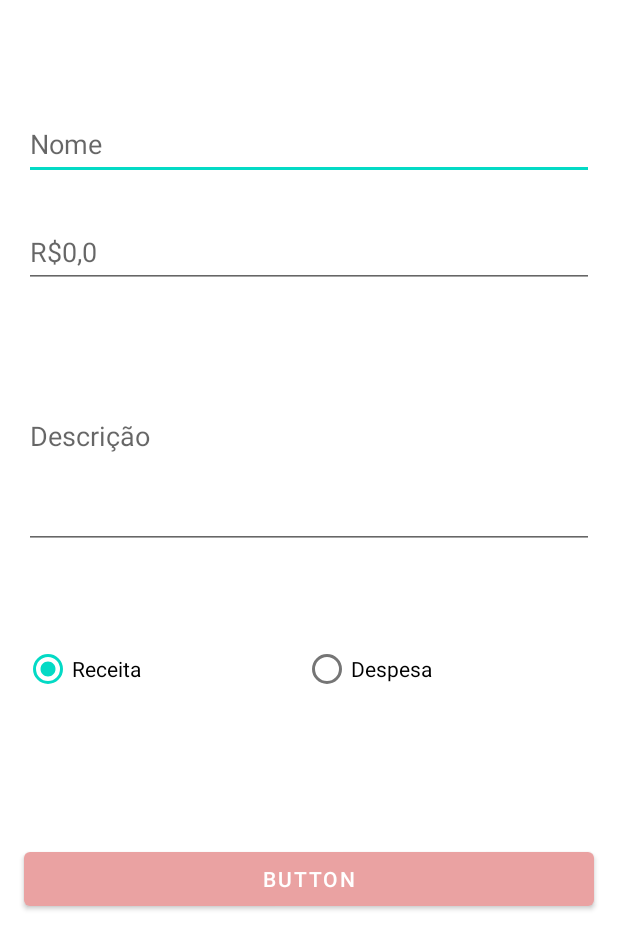
After one commit to joaovluna/GestaoFinanceira, an Android app: the layout activity_finance.xml on its own in the app's theme, with its tools: preview values and no code run, on a phone screen of 412 x 824 dp. The commit adds this screen. Shown: the top 949 px of the screen. Run offline under Robolectric (Android 15) with nearby library versions, the phone set to English and light mode, and no system bars.

```diff
--- a/app/src/main/AndroidManifest.xml
+++ b/app/src/main/AndroidManifest.xml
@@ -13,6 +13,9 @@
         android:supportsRtl="true"
         android:theme="@style/Theme.SaveMoney"
         tools:targetApi="31">
+        <activity
+            android:name=".FinanceActivity"
+            android:exported="false" />
         <activity
             android:name=".activity.RegisterActivity"
             android:exported="false" />
@@ -30,7 +33,7 @@
             android:exported="false" />
         <activity
             android:name=".activity.MainActivity"
-            android:exported="false"></activity>
+            android:exported="false" />
     </application>
 
 </manifest>
--- a/app/src/main/java/mobile/unifor/cct/savemoney/SplashActivity.java
+++ /dev/null
@@ -1,6 +0,0 @@
-package mobile.unifor.cct.savemoney;
-
-import android.app.Activity;
-
-public class SplashActivity extends Activity {
-}
--- /dev/null
+++ b/app/src/main/res/layout/activity_finance.xml
@@ -0,0 +1,100 @@
+<?xml version="1.0" encoding="utf-8"?>
+<androidx.constraintlayout.widget.ConstraintLayout xmlns:android="http://schemas.android.com/apk/res/android"
+    xmlns:app="http://schemas.android.com/apk/res-auto"
+    xmlns:tools="http://schemas.android.com/tools"
+    android:layout_width="match_parent"
+    android:layout_height="match_parent"
+    tools:context=".activity.FinanceActivity">
+
+    <EditText
+        android:id="@+id/finance_editText_name"
+        android:layout_width="0dp"
+        android:layout_height="wrap_content"
+        android:layout_marginStart="16dp"
+        android:layout_marginTop="72dp"
+        android:layout_marginEnd="16dp"
+        android:ems="10"
+        android:hint="Nome"
+        android:inputType="textPersonName"
+        android:minHeight="48dp"
+        app:layout_constraintEnd_toEndOf="parent"
+        app:layout_constraintHorizontal_bias="0.497"
+        app:layout_constraintStart_toStartOf="parent"
+        app:layout_constraintTop_toTopOf="parent" />
+
+    <EditText
+        android:id="@+id/finance_editText_value"
+        android:layout_width="0dp"
+        android:layout_height="wrap_content"
+        android:layout_marginStart="16dp"
+        android:layout_marginTop="24dp"
+        android:layout_marginEnd="16dp"
+        android:ems="10"
+        android:hint="R$0,0"
+        android:inputType="numberDecimal"
+        android:minHeight="48dp"
+        app:layout_constraintEnd_toEndOf="parent"
+        app:layout_constraintStart_toStartOf="parent"
+        app:layout_constraintTop_toBottomOf="@+id/finance_editText_name" />
+
+    <EditText
+        android:id="@+id/finance_editText_description"
+        android:layout_width="0dp"
+        android:layout_height="150dp"
+        android:layout_marginStart="16dp"
+        android:layout_marginTop="24dp"
+        android:layout_marginEnd="16dp"
+        android:ems="10"
+        android:hint="Descrição"
+        android:inputType="textMultiLine|textPersonName"
+        android:maxLines="5"
+        app:layout_constraintEnd_toEndOf="parent"
+        app:layout_constraintHorizontal_bias="0.0"
+        app:layout_constraintStart_toStartOf="parent"
+        app:layout_constraintTop_toBottomOf="@+id/finance_editText_value" />
+
+    <RadioGroup
+        android:id="@+id/finance_RadioGroup_movement"
+        android:layout_width="0dp"
+        android:layout_height="wrap_content"
+        android:layout_marginStart="16dp"
+        android:layout_marginTop="56dp"
+        android:layout_marginEnd="16dp"
+        android:orientation="horizontal"
+
+        app:layout_constraintEnd_toEndOf="parent"
+        app:layout_constraintHorizontal_bias="0.0"
+        app:layout_constraintStart_toStartOf="parent"
+        app:layout_constraintTop_toBottomOf="@+id/finance_editText_description"
+
+        >
+
+        <RadioButton
+            android:id="@+id/finance_radioButton1"
+            android:layout_width="wrap_content"
+            android:layout_height="wrap_content"
+            android:layout_weight="1"
+            android:checked="true"
+            android:text="Receita" />
+
+        <RadioButton
+            android:id="@+id/finance_radioButton2"
+            android:layout_width="wrap_content"
+            android:layout_height="wrap_content"
+            android:layout_weight="1"
+            android:text="Despesa" />
+    </RadioGroup>
+
+    <Button
+        android:id="@+id/finance_button_action"
+        android:layout_width="0dp"
+        android:layout_height="wrap_content"
+        android:layout_marginStart="16dp"
+        android:layout_marginTop="92dp"
+        android:layout_marginEnd="16dp"
+        android:text="BUTTON"
+        app:layout_constraintEnd_toEndOf="parent"
+        app:layout_constraintHorizontal_bias="0.0"
+        app:layout_constraintStart_toStartOf="parent"
+        app:layout_constraintTop_toBottomOf="@+id/finance_RadioGroup_movement" />
+</androidx.constraintlayout.widget.ConstraintLayout>
```
Also changed, not shown: app/build.gradle (+8 -0 lines), app/src/main/java/mobile/unifor/cct/savemoney/activity/FinanceActivity.kt (added, +11 -0 lines), app/src/main/java/mobile/unifor/cct/savemoney/activity/LoginActivity.kt (+84 -1 lines), app/src/main/java/mobile/unifor/cct/savemoney/activity/RegisterActivity.kt (+17 -1 lines), app/src/main/res/layout/activity_main.xml (+36 -1 lines), app/src/main/res/layout/movement_item.xml (added, +50 -0 lines).
